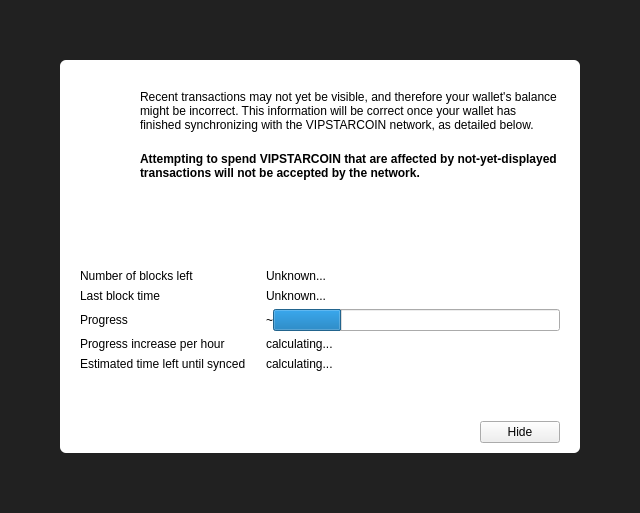
First picture: the form in src/qt/forms/modaloverlay.ui, repository VIPSTARCOIN-MV/VIPSTARCOIN-MV, before the edit.
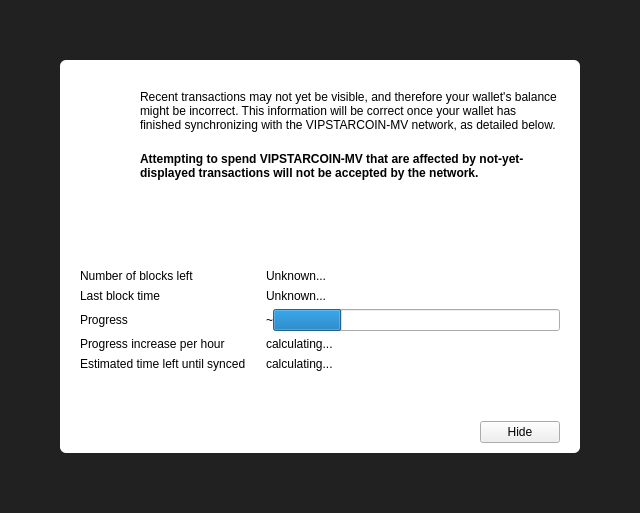
Second picture: the form after the edit. Icons and pictures are not drawn. Custom widgets are drawn as their Qt base class.

Commit message: Convert VIPSTARCOIN-MV(rename)

```diff
--- a/src/qt/forms/modaloverlay.ui
+++ b/src/qt/forms/modaloverlay.ui
@@ -150,7 +150,7 @@
                  <item>
                   <widget class="QLabel" name="infoText">
                    <property name="text">
-                    <string>Recent transactions may not yet be visible, and therefore your wallet's balance might be incorrect. This information will be correct once your wallet has finished synchronizing with the VIPSTARCOIN network, as detailed below.</string>
+                    <string>Recent transactions may not yet be visible, and therefore your wallet's balance might be incorrect. This information will be correct once your wallet has finished synchronizing with the VIPSTARCOIN-MV network, as detailed below.</string>
                    </property>
                    <property name="textFormat">
                     <enum>Qt::RichText</enum>
@@ -169,7 +169,7 @@
                     </font>
                    </property>
                    <property name="text">
-                    <string>Attempting to spend VIPSTARCOIN that are affected by not-yet-displayed transactions will not be accepted by the network.</string>
+                    <string>Attempting to spend VIPSTARCOIN-MV that are affected by not-yet-displayed transactions will not be accepted by the network.</string>
                    </property>
                    <property name="textFormat">
                     <enum>Qt::RichText</enum>
```
The commit also changes 63 other files.
